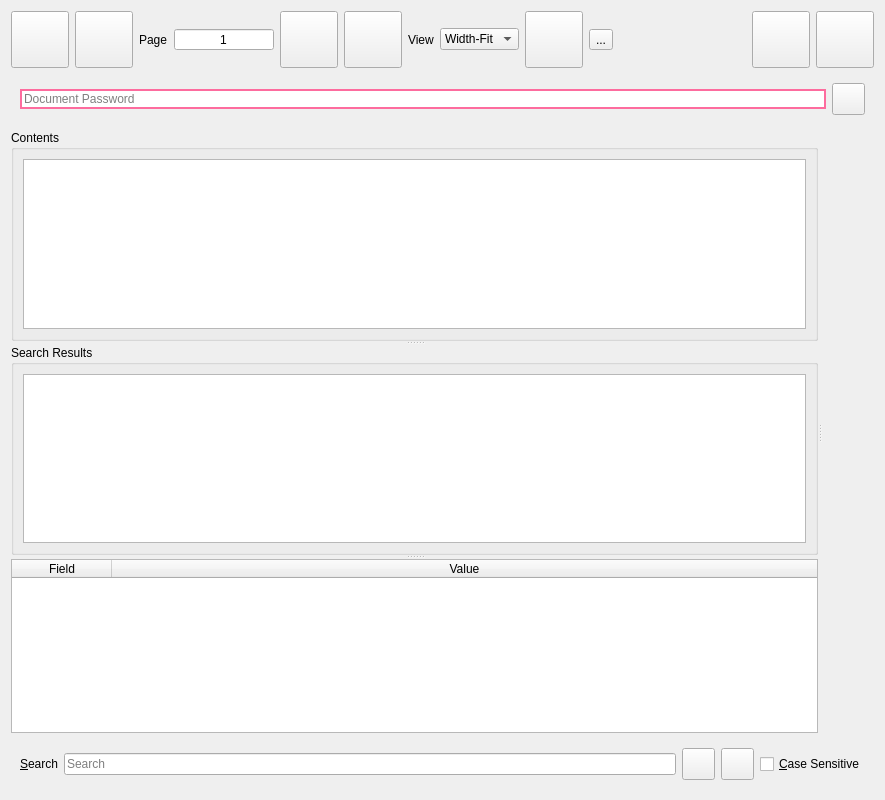
First picture: the form in UI/wise-pdf-view.ui, repository textbrowser/wise, before the edit.
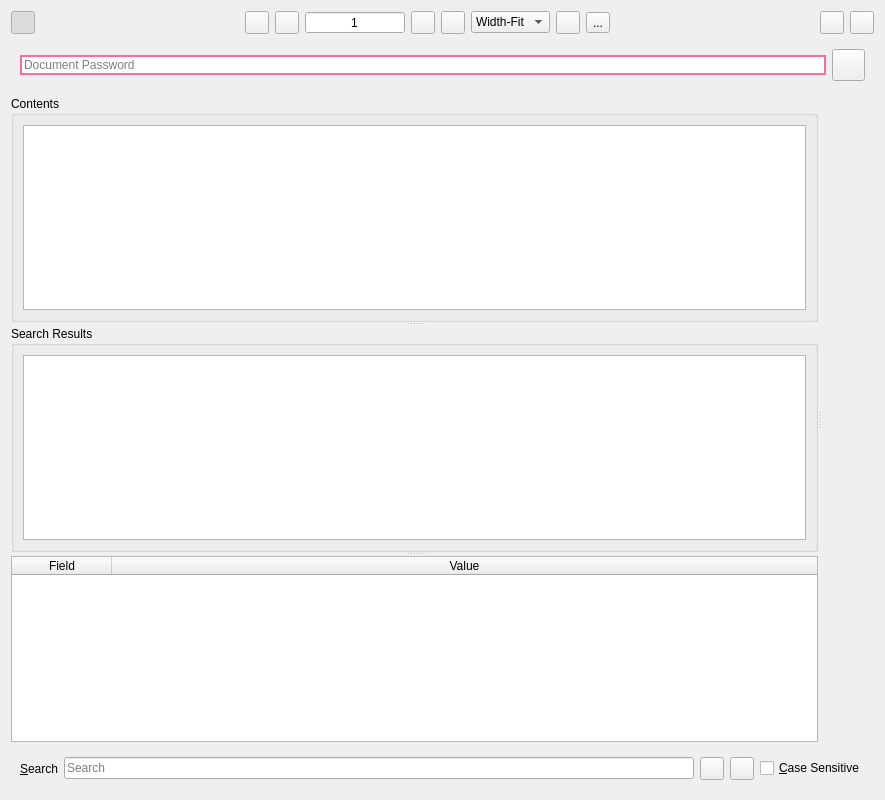
Second picture: the form after the edit. Icons and pictures are not drawn.

Diff of the .ui file:
```diff
--- a/UI/wise-pdf-view.ui
+++ b/UI/wise-pdf-view.ui
@@ -16,6 +16,39 @@
   <layout class="QVBoxLayout" name="verticalLayout_4">
    <item>
     <layout class="QHBoxLayout" name="horizontalLayout">
+     <item>
+      <widget class="QToolButton" name="left_panel">
+       <property name="toolTip">
+        <string>Left Panel</string>
+       </property>
+       <property name="text">
+        <string/>
+       </property>
+       <property name="icon">
+        <iconset resource="../Icons/icons.qrc">
+         <normaloff>:/left-panel.png</normaloff>:/left-panel.png</iconset>
+       </property>
+       <property name="checkable">
+        <bool>true</bool>
+       </property>
+       <property name="checked">
+        <bool>true</bool>
+       </property>
+      </widget>
+     </item>
+     <item>
+      <spacer name="horizontalSpacer_2">
+       <property name="orientation">
+        <enum>Qt::Horizontal</enum>
+       </property>
+       <property name="sizeHint" stdset="0">
+        <size>
+         <width>40</width>
+         <height>20</height>
+        </size>
+       </property>
+      </spacer>
+     </item>
      <item>
       <widget class="QToolButton" name="first_page">
        <property name="toolTip">
@@ -25,12 +58,6 @@
         <iconset resource="../Icons/icons.qrc">
          <normaloff>:/first-page.svg</normaloff>:/first-page.svg</iconset>
        </property>
-       <property name="iconSize">
-        <size>
-         <width>50</width>
-         <height>50</height>
-        </size>
-       </property>
       </widget>
      </item>
      <item>
@@ -42,19 +69,6 @@
         <iconset resource="../Icons/icons.qrc">
          <normaloff>:/previous-page.svg</normaloff>:/previous-page.svg</iconset>
        </property>
-       <property name="iconSize">
-        <size>
-         <width>50</width>
-         <height>50</height>
-        </size>
-       </property>
-      </widget>
-     </item>
-     <item>
-      <widget class="QLabel" name="label_2">
-       <property name="text">
-        <string>Page</string>
-       </property>
       </widget>
      </item>
      <item>
@@ -85,12 +99,6 @@
         <iconset resource="../Icons/icons.qrc">
          <normaloff>:/next-page.svg</normaloff>:/next-page.svg</iconset>
        </property>
-       <property name="iconSize">
-        <size>
-         <width>50</width>
-         <height>50</height>
-        </size>
-       </property>
       </widget>
      </item>
      <item>
@@ -102,19 +110,6 @@
         <iconset resource="../Icons/icons.qrc">
          <normaloff>:/last-page.svg</normaloff>:/last-page.svg</iconset>
        </property>
-       <property name="iconSize">
-        <size>
-         <width>50</width>
-         <height>50</height>
-        </size>
-       </property>
-      </widget>
-     </item>
-     <item>
-      <widget class="QLabel" name="label_3">
-       <property name="text">
-        <string>View</string>
-       </property>
       </widget>
      </item>
      <item>
@@ -146,12 +141,6 @@
         <iconset resource="../Icons/icons.qrc">
          <normaloff>:/zoom-in.png</normaloff>:/zoom-in.png</iconset>
        </property>
-       <property name="iconSize">
-        <size>
-         <width>50</width>
-         <height>50</height>
-        </size>
-       </property>
        <property name="shortcut">
         <string>Ctrl+=</string>
        </property>
@@ -169,12 +158,6 @@
         <iconset resource="../Icons/icons.qrc">
          <normaloff>:/zoom-out.png</normaloff>:/zoom-out.png</iconset>
        </property>
-       <property name="iconSize">
-        <size>
-         <width>50</width>
-         <height>50</height>
-        </size>
-       </property>
        <property name="shortcut">
         <string>Ctrl+-</string>
        </property>
@@ -202,12 +185,6 @@
         <iconset resource="../Icons/icons.qrc">
          <normaloff>:/print.svg</normaloff>:/print.svg</iconset>
        </property>
-       <property name="iconSize">
-        <size>
-         <width>50</width>
-         <height>50</height>
-        </size>
-       </property>
       </widget>
      </item>
      <item>
@@ -222,12 +199,6 @@
         <iconset resource="../Icons/icons.qrc">
          <normaloff>:/search.svg</normaloff>:/search.svg</iconset>
        </property>
-       <property name="iconSize">
-        <size>
-         <width>50</width>
-         <height>50</height>
-        </size>
-       </property>
        <property name="checkable">
         <bool>true</bool>
        </property>
@@ -427,12 +398,6 @@
          <iconset resource="../Icons/icons.qrc">
           <normaloff>:/next-page.svg</normaloff>:/next-page.svg</iconset>
         </property>
-        <property name="iconSize">
-         <size>
-          <width>25</width>
-          <height>25</height>
-         </size>
-        </property>
        </widget>
       </item>
       <item>
@@ -444,12 +409,6 @@
          <iconset resource="../Icons/icons.qrc">
           <normaloff>:/previous-page.svg</normaloff>:/previous-page.svg</iconset>
         </property>
-        <property name="iconSize">
-         <size>
-          <width>25</width>
-          <height>25</height>
-         </size>
-        </property>
        </widget>
       </item>
       <item>
```
Left out of the diff: 4 changed lines with no effect on the pictures.
